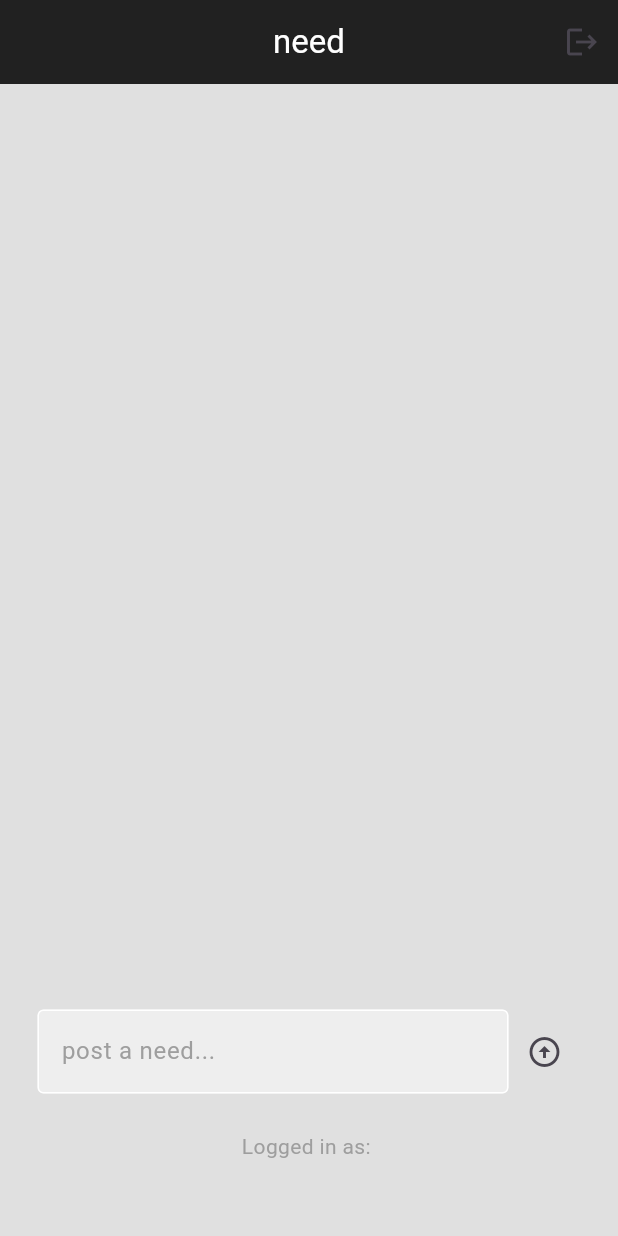
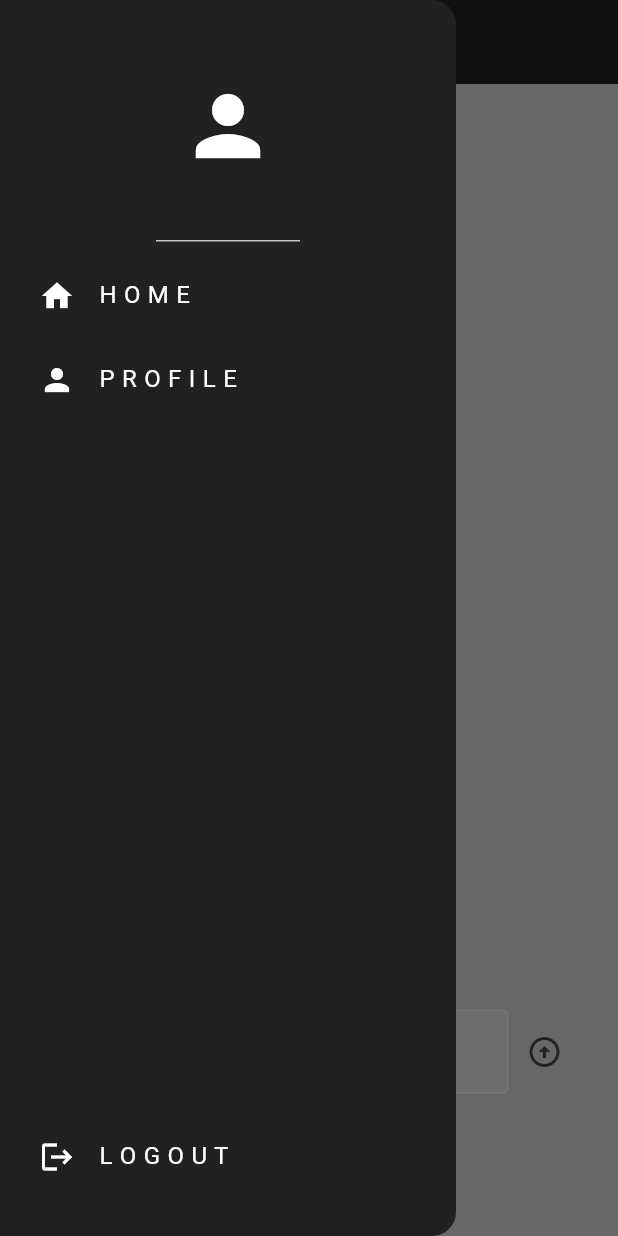
Before and after one commit to wiredtilldawn/need, a Flutter app: the screen it shows once a user with an empty profile is signed in, with the side drawer open (before the commit the screen has no drawer), on a phone screen of 412 x 824 dp. Run offline on Flutter 3.47's test engine with Material 3 defaults, Android fonts, the phone set to English and light mode, and no system bars; our stand-ins replace cloud_firestore, firebase_auth, firebase_core; accounts and stored records are empty.

Commit message:
Development Phase, 60%

```diff
--- /dev/null
+++ b/lib/components/drawer.dart
@@ -0,0 +1,39 @@
+import 'package:flutter/material.dart';
+import 'package:need/components/my_list_tile.dart';
+
+class MyDrawer extends StatelessWidget {
+  final void Function()? onProfileTap;
+  final void Function()? onSignOut;
+
+  const MyDrawer({super.key, required this.onProfileTap, required this.onSignOut});
+
+  @override
+  Widget build(BuildContext context) {
+    return Drawer(
+      backgroundColor: Colors.grey[900],
+      child: Column(
+        mainAxisAlignment: MainAxisAlignment.spaceBetween,
+        children: [
+         Column(
+           children: [
+             const DrawerHeader(child: Icon(Icons.person,color: Colors.white,size: 64,)),
+
+             //home list tile
+             MyListTile(icon: Icons.home, text: 'H O M E', onTap: () => Navigator.pop(context),),
+
+             //profile list tile
+             MyListTile(icon: Icons.person, text: 'P R O F I L E', onTap: onProfileTap),
+           ],
+         ),
+          //logout list tile
+          Padding(
+            padding: const EdgeInsets.only(bottom: 25.0),
+            child: MyListTile(icon: Icons.logout, text: 'L O G O U T', onTap: onSignOut),
+          ),
+
+
+        ],
+      ),
+    );
+  }
+}
--- /dev/null
+++ b/lib/components/my_list_tile.dart
@@ -0,0 +1,26 @@
+import 'package:flutter/material.dart';
+
+class MyListTile extends StatelessWidget {
+  final IconData icon;
+  final String text;
+  final void Function()? onTap;
+
+  const MyListTile({super.key, required this.icon, required this.text, required this.onTap});
+
+  @override
+  Widget build(BuildContext context) {
+    return Padding(
+      padding: const EdgeInsets.only(left: 10.0),
+      child: ListTile(
+          leading: Icon(
+            icon,
+            color: Colors.white,
+          ),
+
+        onTap: onTap,
+
+        title: Text(text, style: TextStyle(color: Colors.white),),
+      ),
+    );
+  }
+}
--- a/lib/pages/home_page.dart
+++ b/lib/pages/home_page.dart
@@ -3,6 +3,9 @@ import 'package:firebase_auth/firebase_auth.dart';
 import 'package:flutter/material.dart';
 import 'package:need/components/text_field.dart';
 import 'package:need/components/wall_post.dart';
+import 'package:need/pages/profile_page.dart';
+
+import '../components/drawer.dart';
 
 class HomePage extends StatefulWidget {
   const HomePage({super.key});
@@ -42,6 +45,15 @@ class _HomePageState extends State<HomePage> {
     });
   }
 
+  //navigate to profile page
+  void goToProfilePage() {
+    //pop menu drawer
+    Navigator.pop(context);
+
+    //go to profile page
+    Navigator.push(context, MaterialPageRoute(builder: (context) => const ProfilePage()));
+  }
+
   @override
   Widget build(BuildContext context) {
     return Scaffold(
@@ -53,12 +65,13 @@ class _HomePageState extends State<HomePage> {
             style: TextStyle(
           color: Colors.white,
         ),),
+        iconTheme: IconThemeData(color: Colors.white,),
         elevation: 0,
-        actions: [
-          IconButton(onPressed: signOut, icon: Icon(Icons.logout),),
-        ],
       ),
-
+      drawer: MyDrawer(
+        onProfileTap: goToProfilePage,
+        onSignOut: signOut,
+      ),
       body: Center(
         child: Column(
           children: [
```
Also changed, not shown: lib/components/text_box.dart (added, +35 -0 lines), lib/pages/profile_page.dart (added, +112 -0 lines), lib/pages/register_page.dart (+10 -1 lines).
